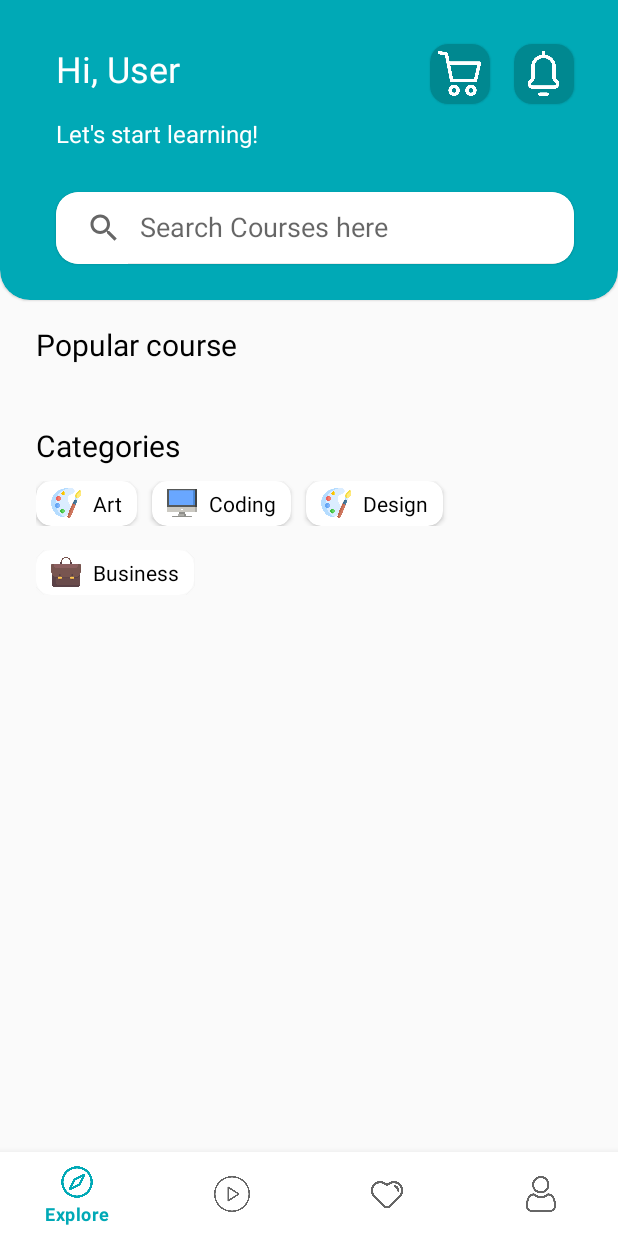
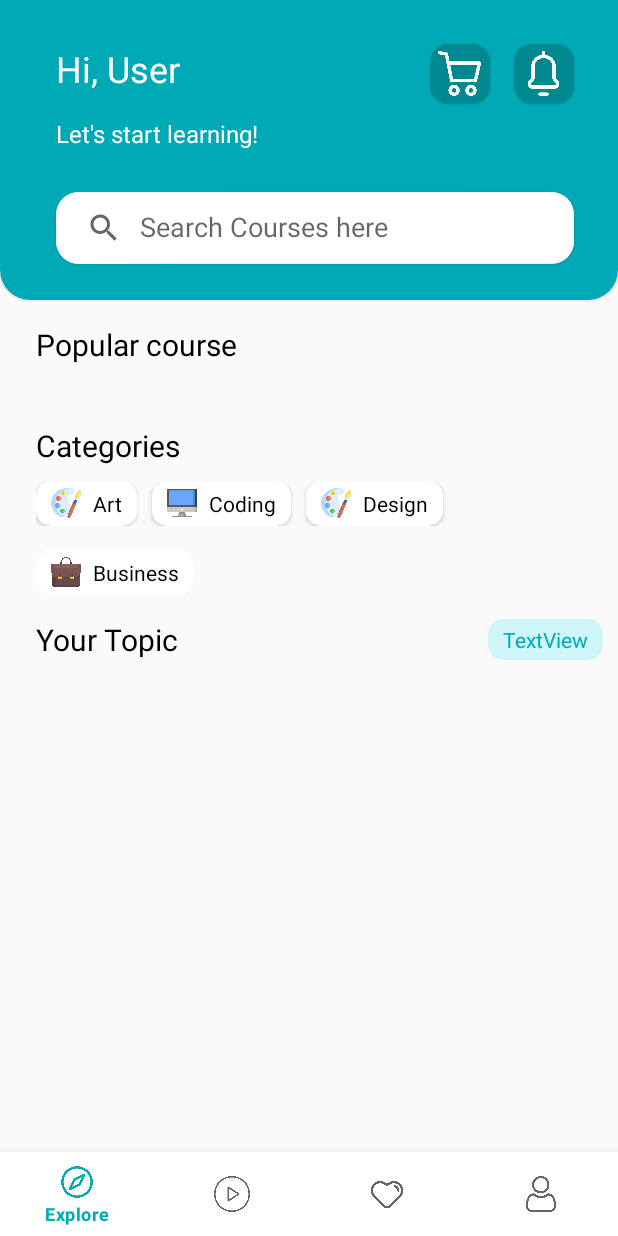
Before and after one commit to yamlakyam/FunLearn, an Android app: the screen it shows after launch (HomeActivity), on a phone screen of 412 x 824 dp. Run offline under Robolectric (Android 15) with nearby library versions, the phone set to English and light mode, and no system bars; network calls fail; pictures from the network do not load.

Commit message:
made some changes to the layout

```diff
--- a/app/src/main/res/layout/fragment_explore.xml
+++ b/app/src/main/res/layout/fragment_explore.xml
@@ -138,11 +138,11 @@
     </LinearLayout>
 
     <LinearLayout
+        android:id="@+id/linearLayout"
         android:layout_width="0dp"
         android:layout_height="wrap_content"
         android:layout_marginStart="24dp"
         android:layout_marginTop="16dp"
-        android:orientation="vertical"
         app:layout_constraintEnd_toEndOf="parent"
         app:layout_constraintStart_toStartOf="parent"
         app:layout_constraintTop_toBottomOf="@+id/firstHorizontalLL">
@@ -172,4 +172,45 @@
         </androidx.cardview.widget.CardView>
     </LinearLayout>
 
+    <LinearLayout
+        android:layout_width="0dp"
+        android:layout_height="wrap_content"
+        android:layout_marginStart="24dp"
+        android:layout_marginTop="16dp"
+        android:orientation="horizontal"
+        app:layout_constraintEnd_toEndOf="parent"
+        app:layout_constraintHorizontal_bias="1.0"
+        app:layout_constraintStart_toStartOf="parent"
+        app:layout_constraintTop_toBottomOf="@+id/linearLayout">
+
+        <TextView
+            android:id="@+id/textView27"
+            android:layout_width="wrap_content"
+            android:layout_height="wrap_content"
+            android:layout_weight="1"
+            android:text="Your Topic"
+            android:textColor="#000000"
+            android:textSize="20sp" />
+
+        <androidx.cardview.widget.CardView
+            android:layout_width="wrap_content"
+            android:layout_height="match_parent"
+            android:layout_gravity="right|center_vertical|end"
+            app:cardBackgroundColor="#cef5f7"
+            app:cardCornerRadius="10dp">
+
+            <TextView
+                android:id="@+id/textView28"
+                android:layout_width="wrap_content"
+                android:layout_height="match_parent"
+                android:layout_gravity="center_vertical"
+                android:layout_marginStart="10dp"
+                android:layout_marginEnd="10dp"
+                android:gravity="center_vertical"
+                android:text="TextView"
+                android:textColor="#00a9b6" />
+        </androidx.cardview.widget.CardView>
+
+    </LinearLayout>
+
 </androidx.constraintlayout.widget.ConstraintLayout>
```
